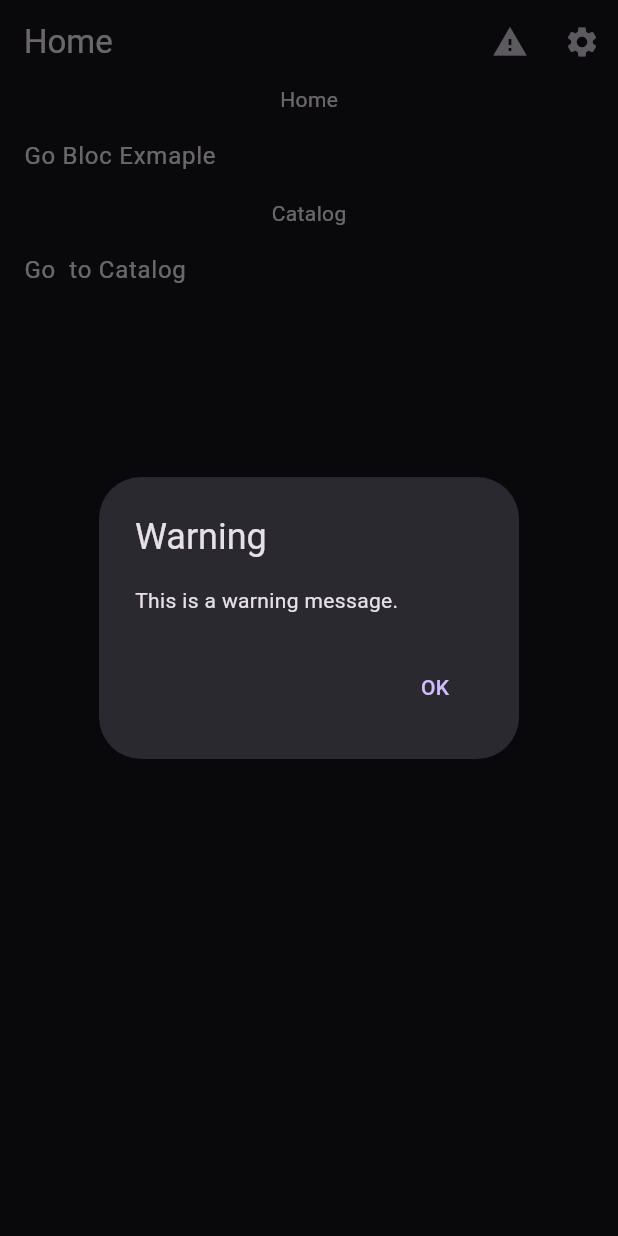
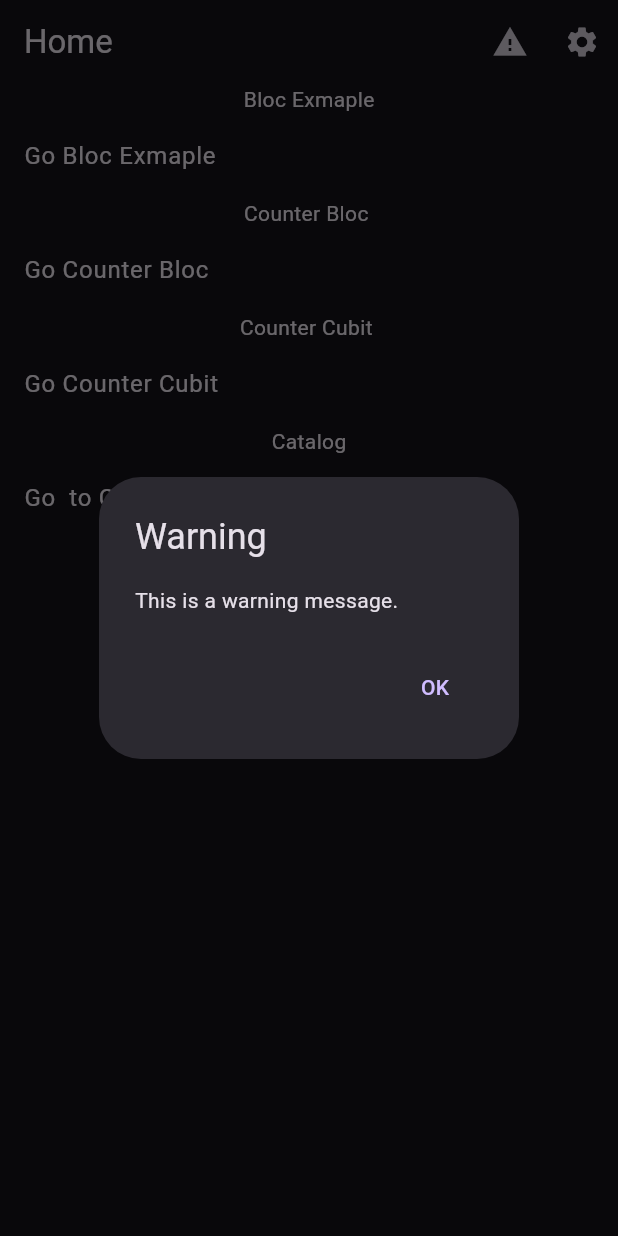
Before and after one commit to GachiB0y/example_custom_bloc_stream, a Flutter app: the screen it shows after launch, after a tap on the "warning" icon, on a phone screen of 412 x 824 dp. Run offline on Flutter 3.47's test engine with Material 3 defaults, Android fonts, the phone set to English and light mode, and no system bars; our stand-ins replace bloc, bloc_concurrency, flutter_bloc; missing offline and left inert: dart:html.

Commit message:
bug fix
bug fix

```diff
--- a/lib/app.dart
+++ b/lib/app.dart
@@ -121,7 +121,7 @@ class BodyWidget extends StatelessWidget {
     return Center(
       child: Column(
         children: [
-          const Text('Home'),
+          const Text('Bloc Exmaple'),
           ListTile(
             title: const Text('Go Bloc Exmaple'),
             onTap: () => AppNavigator.change(
@@ -129,6 +129,26 @@ class BodyWidget extends StatelessWidget {
                 (pages) => [
                       ...pages,
                       AppPages.bloc.page(),
+                    ]),
+          ),
+          const Text('Counter Bloc '),
+          ListTile(
+            title: const Text('Go Counter Bloc'),
+            onTap: () => AppNavigator.change(
+                context,
+                (pages) => [
+                      ...pages,
+                      AppPages.blocCounter.page(),
+                    ]),
+          ),
+          const Text('Counter Cubit '),
+          ListTile(
+            title: const Text('Go Counter Cubit'),
+            onTap: () => AppNavigator.change(
+                context,
+                (pages) => [
+                      ...pages,
+                      AppPages.cubitCounter.page(),
                     ]),
           ),
           const Text('Catalog'),
--- a/lib/feature/counter/bloc/counter_cubit/counter_cubit.dart
+++ b/lib/feature/counter/bloc/counter_cubit/counter_cubit.dart
@@ -21,7 +21,7 @@ class CounterCubit extends Cubit<CounterState> {
 
   Future<void> increment() async {
     try {
-      emit(CounterState.processing(data: state.data));
+      // emit(CounterState.processing(data: state.data));
       final newData = await _repository.increment(count: state.data!);
       emit(CounterState.successful(data: newData));
     } on Object catch (err, stackTrace) {
@@ -34,7 +34,7 @@ class CounterCubit extends Cubit<CounterState> {
 
   Future<void> decrement() async {
     try {
-      emit(CounterState.processing(data: state.data));
+      // emit(CounterState.processing(data: state.data));
       final newData = await _repository.decrement(count: state.data!);
       emit(CounterState.successful(data: newData));
     } on Object catch (err, stackTrace) {
--- a/lib/feature/counter/data/repo/counter_repo.dart
+++ b/lib/feature/counter/data/repo/counter_repo.dart
@@ -8,16 +8,18 @@ abstract interface class ICounterRepository {
 class CounterRepo implements ICounterRepository {
   @override
   Future<int> increment({required int count}) async {
+    int newCount = count;
     final int random = Random().nextInt(5);
-    final newCount = count++;
+    newCount++;
     await Future.delayed(Duration(seconds: random));
     return newCount;
   }
 
   @override
   Future<int> decrement({required int count}) async {
+    int newCount = count;
     final int random = Random().nextInt(5);
-    final newCount = count--;
+    newCount--;
     await Future.delayed(Duration(seconds: random));
     return newCount;
   }
--- a/lib/router/pages.dart
+++ b/lib/router/pages.dart
@@ -3,11 +3,15 @@ import 'package:bloc_stream/app.dart';
 import 'package:bloc_stream/feature/catalog/widget/catalog_screen.dart';
 import 'package:bloc_stream/feature/category/widget/category_screen.dart';
 import 'package:bloc_stream/feature/color/widget/colors_screen.dart';
+import 'package:bloc_stream/feature/counter/widget/counter_bloc_screen.dart';
+import 'package:bloc_stream/feature/counter/widget/counter_cubit_screen.dart';
 import 'package:bloc_stream/feature/product/widget/product_screen.dart';
 import 'package:flutter/material.dart';
 
 enum AppPages {
   home('home', title: 'Home'),
+  blocCounter('bloc-counter', title: 'Bloc Counter'),
+  cubitCounter('cubit-counter', title: 'Cubit Counter'),
   settings('settings', title: 'Settings'),
   bloc('bloc-example', title: 'Bloc Example'),
   catalog('catalog', title: 'Catalog'),
@@ -45,6 +49,10 @@ enum AppPages {
       case AppPages.product:
         return ProductScreen(
             productId: int.tryParse(arguments!['productId'] ?? '0') ?? 0);
+      case AppPages.blocCounter:
+        return const CounterBlocScreen();
+      case AppPages.cubitCounter:
+        return const CounterCubitScreen();
     }
   }
 }
```
Also changed, not shown: lib/feature/counter/widget/counter_bloc_screen.dart (+6 -6 lines).
